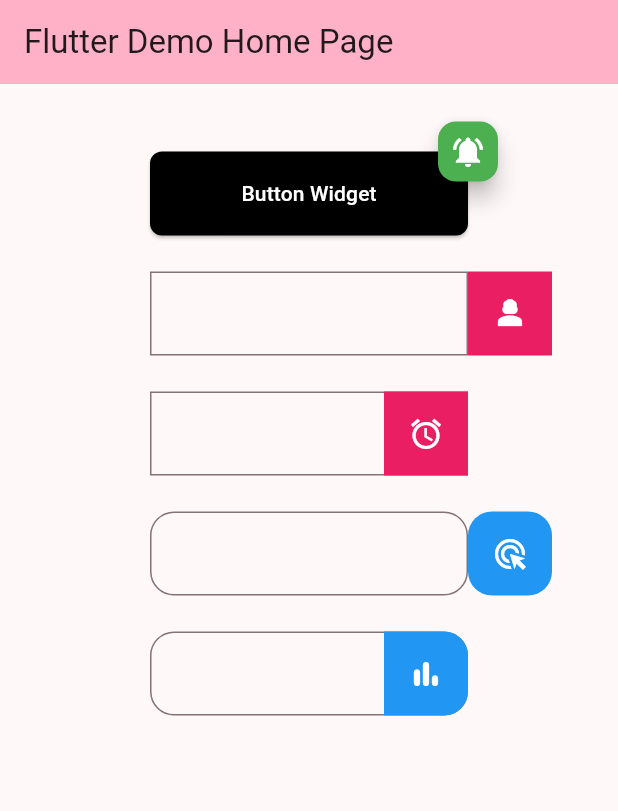
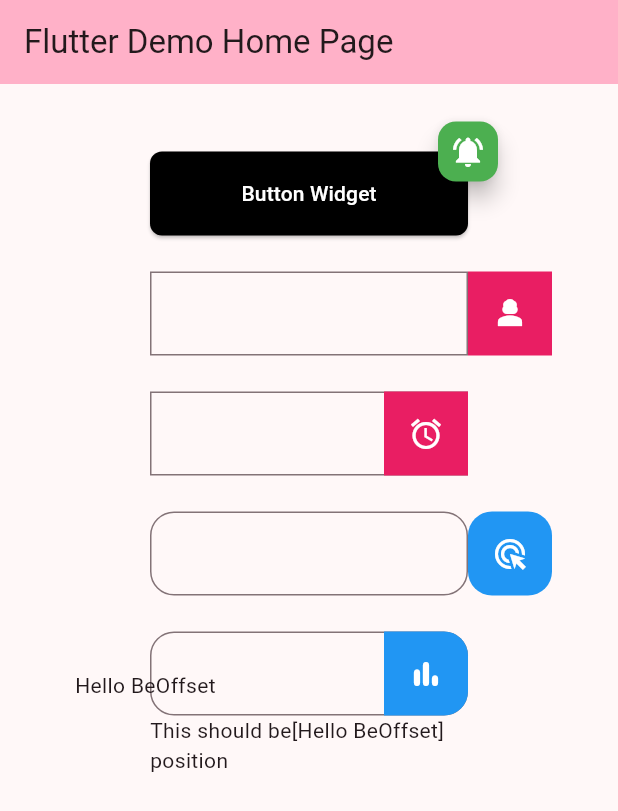
Before and after one commit to BusinessOcean/be_widgets, a Flutter app: the screen it shows after launch, on a phone screen of 412 x 824 dp. Shown: the top 811 px of the screen. Run offline on Flutter 3.47's test engine with Material 3 defaults, Android fonts, the phone set to English and light mode, and no system bars.

Commit message:
added BeOffset

```diff
--- a/example/lib/main.dart
+++ b/example/lib/main.dart
@@ -72,7 +72,12 @@ class _MyHomePageState extends State<MyHomePage> {
             boxGap,
             const InputLabelRounded(),
             boxGap,
-            const InputLabelRoundedRegular()
+            const InputLabelRoundedRegular(),
+            const BeOffset(
+              offset: Offset(-50, -30),
+              child: Text("Hello BeOffset"),
+            ),
+            const Text("This should be[Hello BeOffset] position"),
           ],
         ),
       ),
--- a/lib/be_widgets.dart
+++ b/lib/be_widgets.dart
@@ -4,3 +4,4 @@ export 'src/be_badge.dart';
 export 'src/be_label.dart';
 export 'src/be_multi_badge.dart';
 export 'src/be_multi_label.dart';
+export 'src/be_offset.dart';
--- a/lib/src/be_label.dart
+++ b/lib/src/be_label.dart
@@ -4,7 +4,7 @@ import 'package:flutter/material.dart';
 import 'package:flutter/rendering.dart';
 
 /// Custom Flutter widget for rendering a label on another widget </br>
-/// [child] of Widget Type. badge widget respects child widget dimention
+/// [child] of Widget Type. badge widget respects child widget dimension
 /// [label] of Widget Type. badge widget respects child
 /// [childSized] make with of label full of hight or width size;
 /// [offset] translate widget to offset based on [Offset] default is [Offset.zero]
--- a/lib/src/be_multi_badge.dart
+++ b/lib/src/be_multi_badge.dart
@@ -6,7 +6,7 @@ import 'package:flutter/material.dart';
 import 'package:flutter/rendering.dart';
 
 /// Custom Flutter widget for rendering a badge on another widget </br>
-/// [child] of Widget Type. badge widget respects child widget dimention
+/// [child] of Widget Type. badge widget respects child widget dimension
 /// [rounded] will min(size.width, size.height) / 4 inside;
 class BeMultiBadge extends MultiChildRenderObjectWidget {
   BeMultiBadge({
@@ -172,7 +172,7 @@ class _BeMultiBadgeParentData extends ContainerBoxParentData<RenderBox>
 // ==========================================================================
 
 /// Custom Flutter widget for rendering a badge on another widget </br>
-/// [child] of Widget Type. badge widget respects child widget dimention
+/// [child] of Widget Type. badge widget respects child widget dimension
 /// [offset] translate widget to offset based on [Offset] default is [Offset.zero]
 /// [position] set alignment position of badge
 class BeBadgeChild extends SingleChildRenderObjectWidget {
--- /dev/null
+++ b/lib/src/be_offset.dart
@@ -0,0 +1,68 @@
+// ignore_for_file: library_private_types_in_public_api
+
+import 'package:flutter/material.dart';
+import 'package:flutter/rendering.dart';
+
+/// Custom Flutter widget for rendering a label on another widget </br>
+/// [child] of Widget Type. badge widget respects child widget dimension
+/// [offset] translate widget to offset based on [Offset] default is [Offset.zero]
+class BeOffset extends SingleChildRenderObjectWidget {
+  const BeOffset({
+    super.key,
+    required super.child,
+    this.offset = Offset.zero,
+  });
+  final Offset offset;
+  @override
+  RenderObject createRenderObject(BuildContext context) =>
+      _BeOffsetRenderObject(
+        offset: offset,
+      );
+
+  @override
+  void updateRenderObject(
+    BuildContext context,
+    _BeOffsetRenderObject renderObject,
+  ) {
+    renderObject.offset = offset;
+  }
+}
+
+class _BeOffsetRenderObject extends RenderBox
+    with RenderObjectWithChildMixin<RenderBox> {
+  _BeOffsetRenderObject({
+    required Offset offset,
+  }) : _offset = offset;
+
+  Offset _offset;
+  set offset(Offset value) {
+    _offset = value;
+    markNeedsPaint();
+  }
+
+  @override
+  void performLayout() {
+    final child = this.child;
+    if (child != null) {
+      child.layout(constraints, parentUsesSize: true);
+      size = constraints.constrain(child.size + _offset);
+    } else {
+      size = constraints.smallest;
+    }
+  }
+
+  @override
+  void paint(PaintingContext context, Offset offset) {
+    // defaultPaint(context, offset);
+    final child = this.child;
+    if (child != null) {
+      context.paintChild(child, offset + _offset);
+    }
+  }
+
+  @override
+  bool hitTestChildren(BoxHitTestResult result, {required Offset position}) {
+    // Transform the hit position based on the child's offset
+    return child?.hitTest(result, position: position - _offset) == true;
+  }
+}
--- a/pubspec.yaml
+++ b/pubspec.yaml
@@ -1,6 +1,6 @@
 name: be_widgets
 description: Flutter package for badging and labeling widget along with any widget which reduce you amount of code significantly and also performance improvement.
-version: 1.0.3
+version: 1.0.4
 homepage: https://github.com/BusinessOcean/be_widgets
 # https://pub.dev/packages/be_widgets
 
```
Also changed, not shown: 1 other file.
